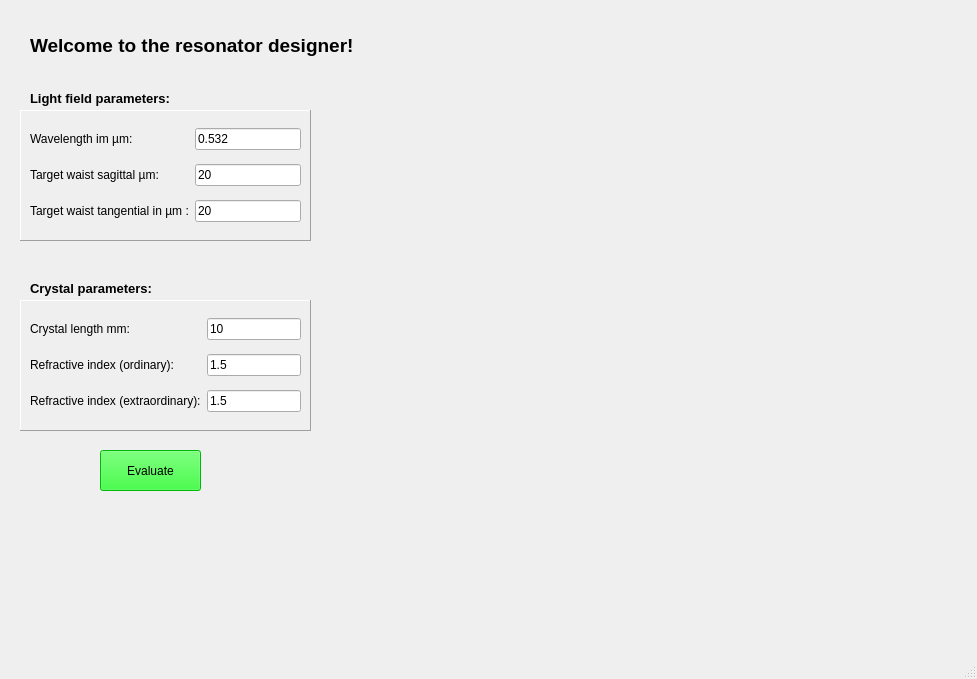
The window that assets/resonator_window.ui (NiceLaserGuy/GRay-CAD-2) describes before a commit, drawn with Qt 5.
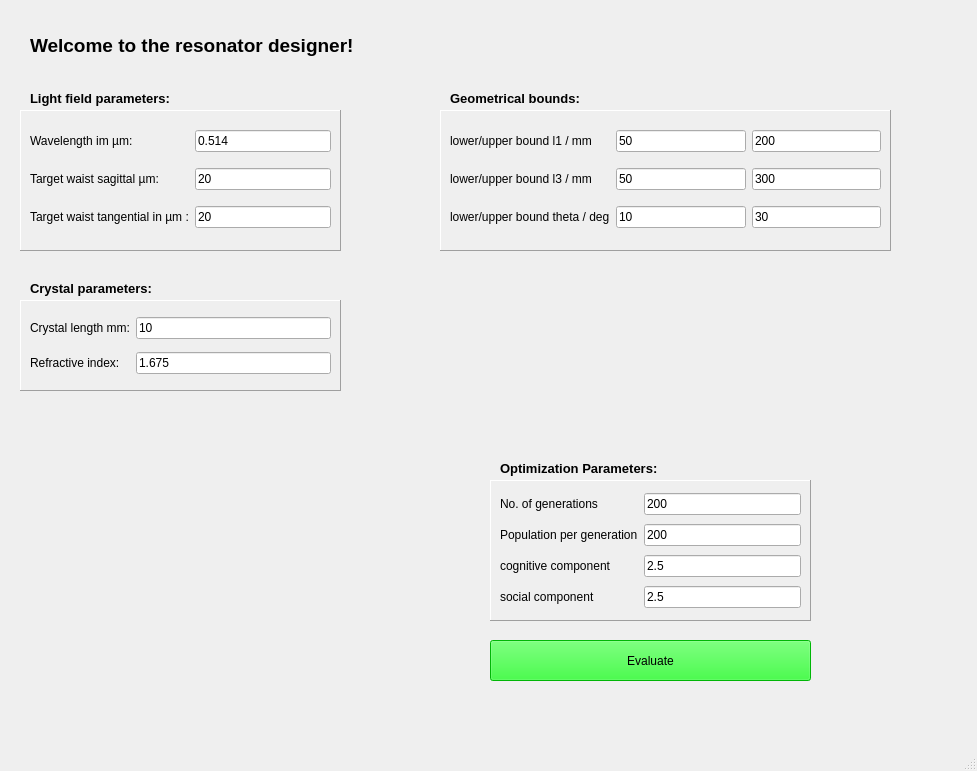
The same window after the commit. Icons and pictures are not drawn.

Commit message: update resonator window ui and add mirrors to library

```diff
--- a/assets/resonator_window.ui
+++ b/assets/resonator_window.ui
@@ -7,7 +7,7 @@
     <x>0</x>
     <y>0</y>
     <width>977</width>
-    <height>679</height>
+    <height>771</height>
    </rect>
   </property>
   <property name="windowTitle">
@@ -22,7 +22,7 @@
      <rect>
       <x>30</x>
       <y>30</y>
-      <width>361</width>
+      <width>411</width>
       <height>31</height>
      </rect>
     </property>
@@ -49,8 +49,8 @@
      <rect>
       <x>20</x>
       <y>110</y>
-      <width>291</width>
-      <height>131</height>
+      <width>321</width>
+      <height>141</height>
      </rect>
     </property>
     <property name="frameShape">
@@ -63,20 +63,6 @@
      <number>1</number>
     </property>
     <layout class="QGridLayout" name="gridLayout">
-     <item row="2" column="0">
-      <widget class="QLabel" name="label_3">
-       <property name="text">
-        <string>Target waist tangential in µm :</string>
-       </property>
-      </widget>
-     </item>
-     <item row="1" column="1">
-      <widget class="QLineEdit" name="edit_target_waist_sag">
-       <property name="text">
-        <string>20</string>
-       </property>
-      </widget>
-     </item>
      <item row="1" column="0">
       <widget class="QLabel" name="label_2">
        <property name="text">
@@ -84,6 +70,13 @@
        </property>
       </widget>
      </item>
+     <item row="2" column="0">
+      <widget class="QLabel" name="label_3">
+       <property name="text">
+        <string>Target waist tangential in µm :</string>
+       </property>
+      </widget>
+     </item>
      <item row="2" column="1">
       <widget class="QLineEdit" name="edit_target_waist_tan">
        <property name="text">
@@ -101,7 +94,14 @@
      <item row="0" column="1">
       <widget class="QLineEdit" name="edit_wavelength">
        <property name="text">
-        <string>0.532</string>
+        <string>0.514</string>
+       </property>
+      </widget>
+     </item>
+     <item row="1" column="1">
+      <widget class="QLineEdit" name="edit_target_waist_sag">
+       <property name="text">
+        <string>20</string>
        </property>
       </widget>
      </item>
@@ -112,7 +112,7 @@
      <rect>
       <x>30</x>
       <y>90</y>
-      <width>161</width>
+      <width>311</width>
       <height>16</height>
      </rect>
     </property>
@@ -133,7 +133,7 @@
      <rect>
       <x>30</x>
       <y>280</y>
-      <width>161</width>
+      <width>311</width>
       <height>16</height>
      </rect>
     </property>
@@ -154,8 +154,8 @@
      <rect>
       <x>20</x>
       <y>300</y>
-      <width>291</width>
-      <height>131</height>
+      <width>321</width>
+      <height>91</height>
      </rect>
     </property>
     <property name="frameShape">
@@ -165,34 +165,6 @@
      <enum>QFrame::Raised</enum>
     </property>
     <layout class="QGridLayout" name="gridLayout_2">
-     <item row="2" column="0">
-      <widget class="QLabel" name="label_7">
-       <property name="text">
-        <string>Refractive index (extraordinary):</string>
-       </property>
-      </widget>
-     </item>
-     <item row="1" column="1">
-      <widget class="QLineEdit" name="edit_crystal_refractive_index_ordinary">
-       <property name="text">
-        <string>1.5</string>
-       </property>
-      </widget>
-     </item>
-     <item row="1" column="0">
-      <widget class="QLabel" name="label_8">
-       <property name="text">
-        <string>Refractive index (ordinary):</string>
-       </property>
-      </widget>
-     </item>
-     <item row="2" column="1">
-      <widget class="QLineEdit" name="edit_crystal_refractive_index_extraordinary">
-       <property name="text">
-        <string>1.5</string>
-       </property>
-      </widget>
-     </item>
      <item row="0" column="0">
       <widget class="QLabel" name="label_9">
        <property name="text">
@@ -207,14 +179,28 @@
        </property>
       </widget>
      </item>
+     <item row="1" column="1">
+      <widget class="QLineEdit" name="edit_crystal_refractive_index_ordinary">
+       <property name="text">
+        <string>1.675</string>
+       </property>
+      </widget>
+     </item>
+     <item row="1" column="0">
+      <widget class="QLabel" name="label_8">
+       <property name="text">
+        <string>Refractive index:</string>
+       </property>
+      </widget>
+     </item>
     </layout>
    </widget>
    <widget class="QPushButton" name="button_evaluate_resonator">
     <property name="geometry">
      <rect>
-      <x>100</x>
-      <y>450</y>
-      <width>101</width>
+      <x>490</x>
+      <y>640</y>
+      <width>321</width>
       <height>41</height>
      </rect>
     </property>
@@ -225,6 +211,228 @@
      <string>Evaluate</string>
     </property>
    </widget>
+   <widget class="QFrame" name="gridFrame_3">
+    <property name="geometry">
+     <rect>
+      <x>490</x>
+      <y>480</y>
+      <width>321</width>
+      <height>141</height>
+     </rect>
+    </property>
+    <property name="frameShape">
+     <enum>QFrame::Panel</enum>
+    </property>
+    <property name="frameShadow">
+     <enum>QFrame::Raised</enum>
+    </property>
+    <property name="lineWidth">
+     <number>1</number>
+    </property>
+    <layout class="QGridLayout" name="gridLayout_3">
+     <item row="3" column="0">
+      <widget class="QLabel" name="label_14">
+       <property name="text">
+        <string>social component</string>
+       </property>
+      </widget>
+     </item>
+     <item row="2" column="0">
+      <widget class="QLabel" name="label_10">
+       <property name="text">
+        <string>cognitive component</string>
+       </property>
+      </widget>
+     </item>
+     <item row="3" column="1">
+      <widget class="QLineEdit" name="edit_phi2_float">
+       <property name="text">
+        <string>2.5</string>
+       </property>
+      </widget>
+     </item>
+     <item row="0" column="1">
+      <widget class="QLineEdit" name="edit_generation_number">
+       <property name="text">
+        <string>200</string>
+       </property>
+      </widget>
+     </item>
+     <item row="1" column="0">
+      <widget class="QLabel" name="label_11">
+       <property name="text">
+        <string>Population per generation</string>
+       </property>
+      </widget>
+     </item>
+     <item row="2" column="1">
+      <widget class="QLineEdit" name="edit_phi1_float">
+       <property name="text">
+        <string>2.5</string>
+       </property>
+      </widget>
+     </item>
+     <item row="0" column="0">
+      <widget class="QLabel" name="label_12">
+       <property name="text">
+        <string>No. of generations</string>
+       </property>
+      </widget>
+     </item>
+     <item row="1" column="1">
+      <widget class="QLineEdit" name="edit_population_number">
+       <property name="text">
+        <string>200</string>
+       </property>
+      </widget>
+     </item>
+    </layout>
+   </widget>
+   <widget class="QLabel" name="label_13">
+    <property name="geometry">
+     <rect>
+      <x>500</x>
+      <y>460</y>
+      <width>311</width>
+      <height>16</height>
+     </rect>
+    </property>
+    <property name="font">
+     <font>
+      <family>MS Sans Serif</family>
+      <pointsize>10</pointsize>
+      <weight>75</weight>
+      <bold>true</bold>
+     </font>
+    </property>
+    <property name="text">
+     <string>Optimization Parameters:</string>
+    </property>
+   </widget>
+   <widget class="QFrame" name="gridFrame_4">
+    <property name="geometry">
+     <rect>
+      <x>440</x>
+      <y>110</y>
+      <width>451</width>
+      <height>141</height>
+     </rect>
+    </property>
+    <property name="frameShape">
+     <enum>QFrame::Panel</enum>
+    </property>
+    <property name="frameShadow">
+     <enum>QFrame::Raised</enum>
+    </property>
+    <property name="lineWidth">
+     <number>1</number>
+    </property>
+    <layout class="QGridLayout" name="gridLayout_4">
+     <item row="2" column="0">
+      <widget class="QLabel" name="label_16">
+       <property name="text">
+        <string>lower/upper bound l3 / mm</string>
+       </property>
+      </widget>
+     </item>
+     <item row="0" column="1">
+      <widget class="QLineEdit" name="edit_lower_bound_l1">
+       <property name="text">
+        <string>50</string>
+       </property>
+      </widget>
+     </item>
+     <item row="0" column="0">
+      <widget class="QLabel" name="label_18">
+       <property name="text">
+        <string>lower/upper bound l1 / mm</string>
+       </property>
+      </widget>
+     </item>
+     <item row="3" column="0">
+      <widget class="QLabel" name="label_15">
+       <property name="text">
+        <string>lower/upper bound theta / deg</string>
+       </property>
+      </widget>
+     </item>
+     <item row="2" column="1">
+      <widget class="QLineEdit" name="edit_lower_bound_l3">
+       <property name="text">
+        <string>50</string>
+       </property>
+      </widget>
+     </item>
+     <item row="0" column="2">
+      <widget class="QLineEdit" name="edit_upper_bound_l1">
+       <property name="text">
+        <string>200</string>
+       </property>
+      </widget>
+     </item>
+     <item row="2" column="2">
+      <widget class="QLineEdit" name="edit_upper_bound_l3">
+       <property name="text">
+        <string>300</string>
+       </property>
+      </widget>
+     </item>
+     <item row="3" column="1">
+      <widget class="QLineEdit" name="edit_lower_bound_theta">
+       <property name="text">
+        <string>10</string>
+       </property>
+      </widget>
+     </item>
+     <item row="3" column="2">
+      <widget class="QLineEdit" name="edit_upper_bound_theta">
+       <property name="text">
+        <string>30</string>
+       </property>
+      </widget>
+     </item>
+    </layout>
+   </widget>
+   <widget class="QLabel" name="label_19">
+    <property name="geometry">
+     <rect>
+      <x>450</x>
+      <y>90</y>
+      <width>311</width>
+      <height>16</height>
+     </rect>
+    </property>
+    <property name="font">
+     <font>
+      <family>MS Sans Serif</family>
+      <pointsize>10</pointsize>
+      <weight>75</weight>
+      <bold>true</bold>
+     </font>
+    </property>
+    <property name="text">
+     <string>Geometrical bounds:</string>
+    </property>
+   </widget>
+   <widget class="QLabel" name="graphic_resonator">
+    <property name="geometry">
+     <rect>
+      <x>460</x>
+      <y>270</y>
+      <width>421</width>
+      <height>161</height>
+     </rect>
+    </property>
+    <property name="text">
+     <string/>
+    </property>
+    <property name="pixmap">
+     <pixmap>../../../../Downloads/resonator_layout.png</pixmap>
+    </property>
+    <property name="scaledContents">
+     <bool>true</bool>
+    </property>
+   </widget>
   </widget>
   <widget class="QStatusBar" name="statusbar"/>
  </widget>
```
The commit also changes 9 other files.
